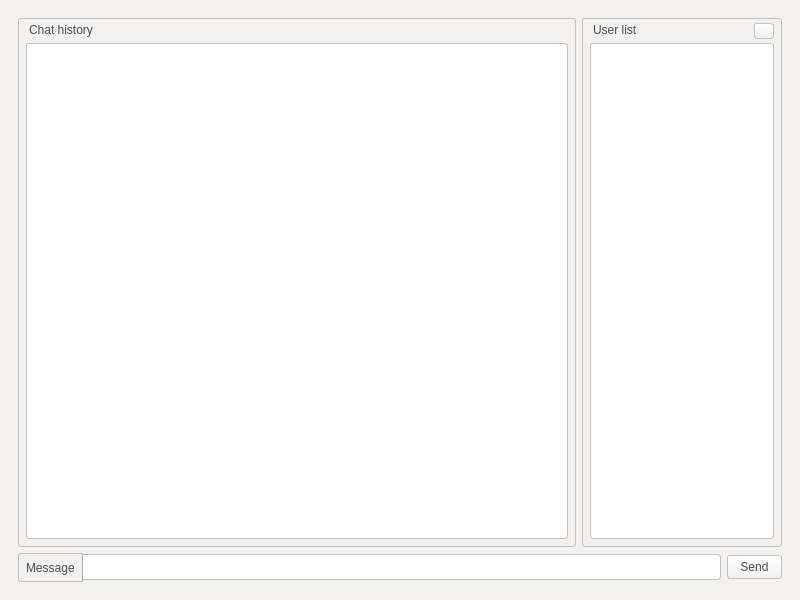
This is src/qt/forms/ChatWindow.ui in pakage/navajocoin as Qt 5 draws it before an edit. The edited form follows.
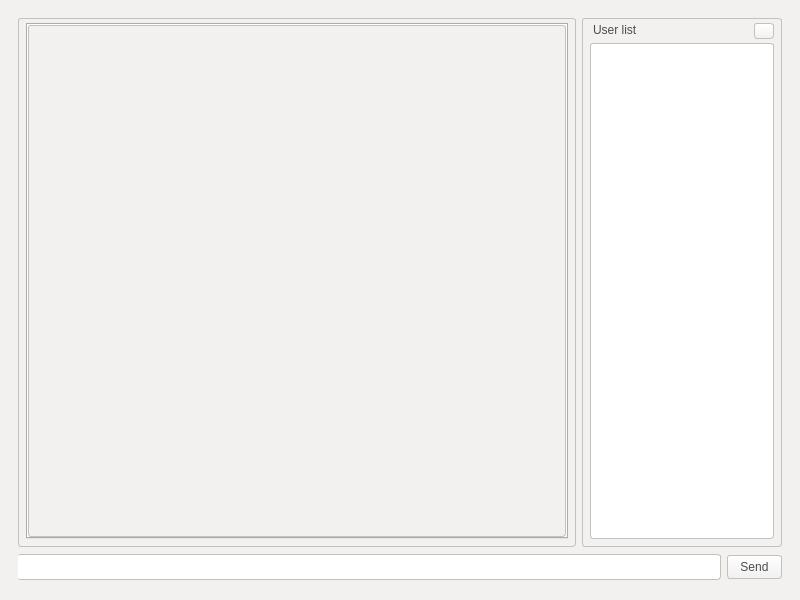
This is the edited form. Icons and pictures are not drawn.

What changed in the file:
```diff
--- a/src/qt/forms/ChatWindow.ui
+++ b/src/qt/forms/ChatWindow.ui
@@ -104,45 +104,12 @@
               <property name="bottomMargin">
                <number>0</number>
               </property>
-              <item>
-               <widget class="QLabel" name="label_5">
-                <property name="maximumSize">
-                 <size>
-                  <width>90</width>
-                  <height>16777215</height>
-                 </size>
-                </property>
-                <property name="baseSize">
-                 <size>
-                  <width>0</width>
-                  <height>0</height>
-                 </size>
-                </property>
-                <property name="styleSheet">
-                 <string notr="true">background: none;
-background-color: #F2F1F0;
-border-radius:3px;
-border-top-right-radius: 0px;
-border-bottom-right-radius: 0px;
-border: 1px solid #C4C1BD;
-border-right: 1px solid #AAA;
-color: #4C4C4C;
-padding: 4px;
-</string>
-                </property>
-                <property name="text">
-                 <string>Message</string>
-                </property>
-               </widget>
-              </item>
               <item>
                <widget class="QLineEdit" name="sayLineEdit">
                 <property name="styleSheet">
                  <string notr="true">background: none;
 background-color: rgb(255,255,255);
 border-radius:3px;
-border-top-left-radius: 0px;
-border-bottom-left-radius: 0px;
 border: 1px solid #C4C1BD;
 border-left: none;
 color: #4C4C4C;
@@ -316,39 +283,9 @@
                <number>3</number>
               </property>
               <item>
-               <widget class="QLabel" name="label_4">
-                <property name="styleSheet">
-                 <string notr="true">border:none;
-padding: 0 0 6px 0;</string>
-                </property>
-                <property name="text">
-                 <string>Chat history</string>
-                </property>
-               </widget>
-              </item>
-              <item>
-               <widget class="QTextBrowser" name="roomTextBrowser">
-                <property name="styleSheet">
-                 <string notr="true">background: none;
-background-color: #FFF;
-border-radius:3px;
-border: 1px solid #C4C1BD;
-color: #4C4C4C;
-padding: 4px;
-</string>
-                </property>
-                <property name="readOnly">
-                 <bool>true</bool>
-                </property>
-                <property name="html">
-                 <string>&lt;!DOCTYPE HTML PUBLIC &quot;-//W3C//DTD HTML 4.0//EN&quot; &quot;http://www.w3.org/TR/REC-html40/strict.dtd&quot;&gt;
-&lt;html&gt;&lt;head&gt;&lt;meta name=&quot;qrichtext&quot; content=&quot;1&quot; /&gt;&lt;style type=&quot;text/css&quot;&gt;
-p, li { white-space: pre-wrap; }
-&lt;/style&gt;&lt;/head&gt;&lt;body style=&quot; font-family:'Ubuntu'; font-size:11pt; font-weight:400; font-style:normal;&quot;&gt;
-&lt;p style=&quot;-qt-paragraph-type:empty; margin-top:0px; margin-bottom:0px; margin-left:0px; margin-right:0px; -qt-block-indent:0; text-indent:0px;&quot;&gt;&lt;br /&gt;&lt;/p&gt;&lt;/body&gt;&lt;/html&gt;</string>
-                </property>
-                <property name="textInteractionFlags">
-                 <set>Qt::LinksAccessibleByMouse|Qt::TextSelectableByMouse</set>
+               <widget class="QTabWidget" name="tabWidget">
+                <property name="currentIndex">
+                 <number>-1</number>
                 </property>
                </widget>
               </item>
```
